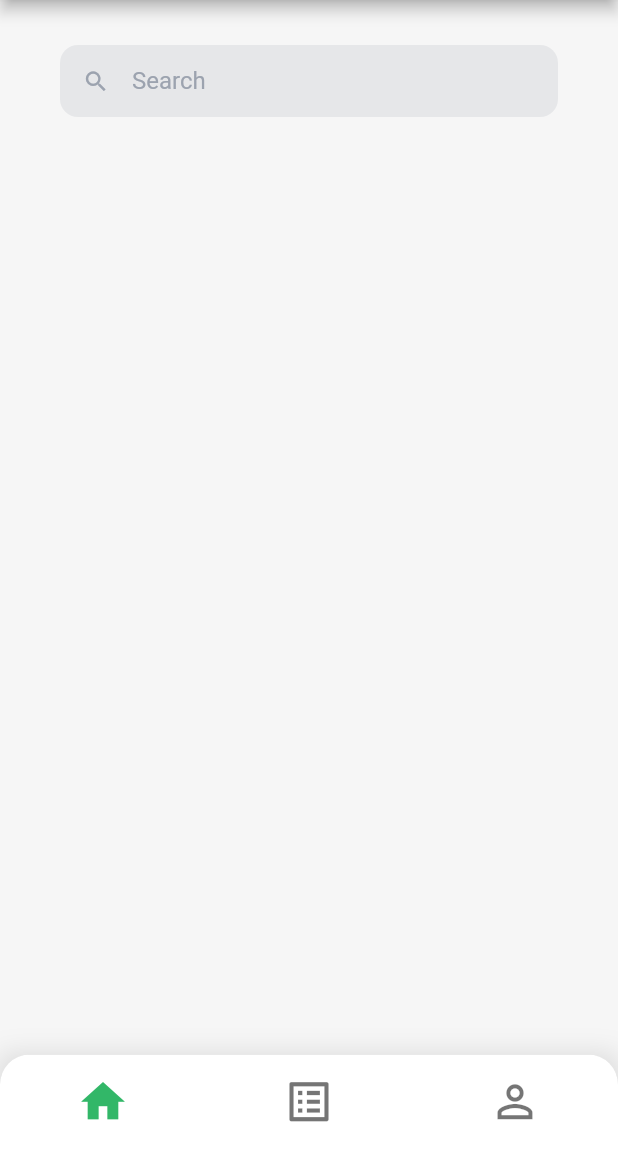
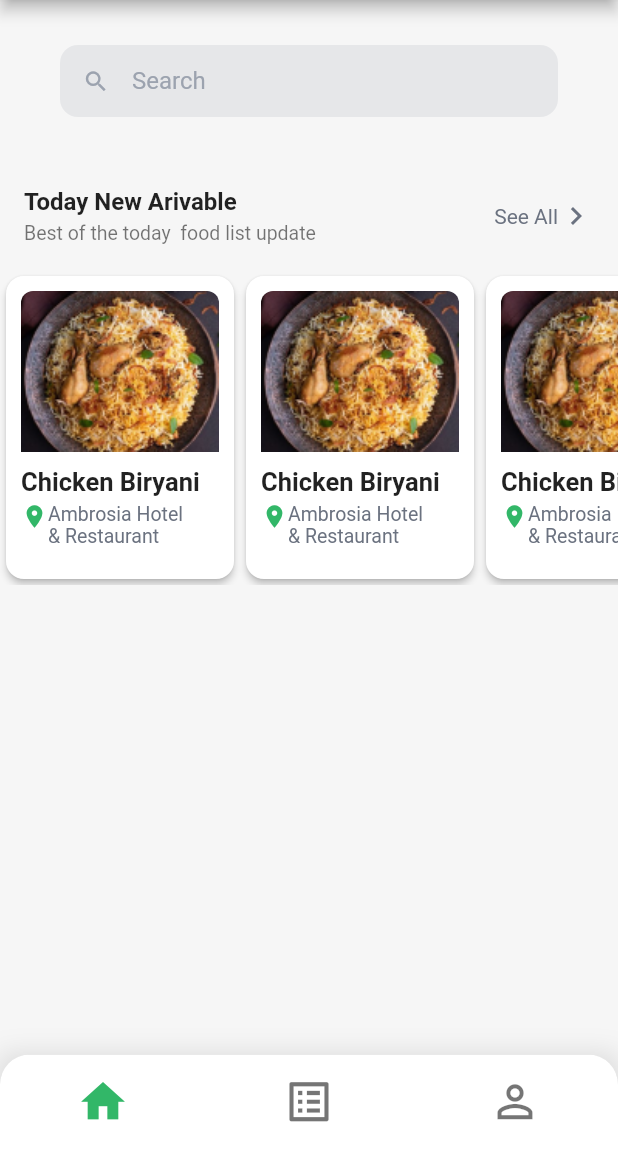
Before and after one commit to christiandionisio/pedidos-app, a Flutter app: the screen it shows after launch, on a phone screen of 412 x 824 dp, the part 84-1236 px from its top. Run offline on Flutter 3.47's test engine with Material 2 defaults, Android fonts, the phone set to English and light mode, and no system bars; our stand-ins replace introduction_screen.

Commit message:
Titulo de seccion home_page y diseño listCards

```diff
--- a/lib/main.dart
+++ b/lib/main.dart
@@ -27,7 +27,7 @@ class MyApp extends StatelessWidget {
       theme: ThemeData(
         primaryColor: PropertiesUtil.primaryColor,
         primaryColorLight: PropertiesUtil.primaryColor,
-        appBarTheme: AppBarTheme(
+        appBarTheme: const AppBarTheme(
           color: PropertiesUtil.primaryColor,
         ),
         elevatedButtonTheme: ElevatedButtonThemeData(
@@ -40,7 +40,7 @@ class MyApp extends StatelessWidget {
               primary: PropertiesUtil.primaryColor,
               backgroundColor: PropertiesUtil.primaryColorOutlined),
         ),
-        bottomNavigationBarTheme: BottomNavigationBarThemeData(
+        bottomNavigationBarTheme: const BottomNavigationBarThemeData(
           selectedItemColor: PropertiesUtil.primaryColor,
           backgroundColor: Colors.white,
         ),
--- a/lib/pages/home_page.dart
+++ b/lib/pages/home_page.dart
@@ -1,6 +1,8 @@
 import 'package:flutter/material.dart';
 import 'package:pedidos_app/ui/input_decorations.dart';
+import 'package:pedidos_app/utils/properties_util.dart';
 import 'package:pedidos_app/widgets/bottom_menu.dart';
+import 'package:pedidos_app/widgets/home_page/custom_dish_card.dart';
 
 class HomePage extends StatelessWidget {
   const HomePage({Key? key}) : super(key: key);
@@ -8,11 +10,19 @@ class HomePage extends StatelessWidget {
   @override
   Widget build(BuildContext context) {
     return Scaffold(
-      backgroundColor: Color(0xFFF6F6F6),
+      backgroundColor: const Color(0xFFF6F6F6),
       appBar: _getCustomAppBar(),
       body: Column(
         children: [
           _SearchCustomWidget(),
+
+          // Section title lable
+          _SectionTitleLabel(
+            title: 'Today New Arivable',
+            subtitle: 'Best of the today  food list update',
+          ),
+          // Lista de platos
+          _CustomListDishes(),
         ],
       ),
       bottomNavigationBar: BottomPrincipalMenu(),
@@ -38,6 +48,60 @@ class HomePage extends StatelessWidget {
   }
 }
 
+class _CustomListDishes extends StatelessWidget {
+  @override
+  Widget build(BuildContext context) {
+    return Container(
+      width: double.infinity,
+      height: 210,
+      child: ListView.builder(
+        itemCount: 10,
+        scrollDirection: Axis.horizontal,
+        itemBuilder: (context, index) {
+          return CustomDishCard();
+        },
+      ),
+    );
+  }
+}
+
+class _SectionTitleLabel extends StatelessWidget {
+  final String title;
+  final String subtitle;
+
+  const _SectionTitleLabel(
+      {Key? key, required this.title, required this.subtitle})
+      : super(key: key);
+
+  @override
+  Widget build(BuildContext context) {
+    return Container(
+      child: ListTile(
+        title: Text(
+          this.title,
+          style: TextStyle(fontSize: 16, fontWeight: FontWeight.w600),
+        ),
+        subtitle: Text(this.subtitle, style: TextStyle(fontSize: 13)),
+        trailing: GestureDetector(
+          onTap: () {
+            //TODO: redireccionar a página de sección
+            print('TAPPPP!!!');
+            print('hola');
+          },
+          child: Row(
+            mainAxisSize: MainAxisSize.min,
+            children: [
+              Text('See All',
+                  style: TextStyle(color: PropertiesUtil.listTileTrailing)),
+              Icon(Icons.chevron_right, color: PropertiesUtil.listTileTrailing),
+            ],
+          ),
+        ),
+      ),
+    );
+  }
+}
+
 class _SearchCustomWidget extends StatelessWidget {
   @override
   Widget build(BuildContext context) {
--- a/lib/utils/properties_util.dart
+++ b/lib/utils/properties_util.dart
@@ -10,6 +10,9 @@ class PropertiesUtil {
   static const Color onboardingTextBodyColor = Color(0xFF4B5563);
   static const Color unselectedTabText = Color(0xFF89909E);
 
+  // Colores para contenido HomeScreen
+  static const Color listTileTrailing = Color(0xFF6B7280);
+
   static const TextStyle titleStyle =
       TextStyle(fontSize: 26, fontWeight: FontWeight.w700);
 
--- /dev/null
+++ b/lib/widgets/home_page/custom_dish_card.dart
@@ -0,0 +1,86 @@
+import 'package:flutter/material.dart';
+import 'package:pedidos_app/utils/properties_util.dart';
+
+class CustomDishCard extends StatelessWidget {
+  @override
+  Widget build(BuildContext context) {
+    return Container(
+      width: 160,
+      child: Card(
+        shape: RoundedRectangleBorder(
+          borderRadius: BorderRadius.circular(12),
+        ),
+        elevation: 2,
+        child: Container(
+          padding: const EdgeInsets.all(10),
+          child: ClipRRect(
+            borderRadius: BorderRadius.circular(8.0),
+            child: Container(
+              child: Column(
+                crossAxisAlignment: CrossAxisAlignment.start,
+                children: [
+                  // Card Image
+                  _getCardImage(),
+                  const SizedBox(height: 10),
+
+                  // Card Title
+                  _getCardTitle(),
+                  const SizedBox(height: 4),
+
+                  // Card Subtitle
+                  _getCardSubtitle(),
+                ],
+              ),
+            ),
+          ),
+        ),
+      ),
+    );
+  }
+
+  SizedBox _getCardSubtitle() {
+    return SizedBox(
+      width: 128,
+      child: Row(
+        crossAxisAlignment: CrossAxisAlignment.start,
+        mainAxisAlignment: MainAxisAlignment.start,
+        children: const [
+          Icon(
+            Icons.location_on,
+            color: PropertiesUtil.primaryColor,
+            size: 18,
+          ),
+          SizedBox(
+            width: 95,
+            child: Text(
+              'Ambrosia Hotel & Restaurant',
+              overflow: TextOverflow.ellipsis,
+              maxLines: 2,
+              softWrap: false,
+              style: TextStyle(
+                  fontSize: 13, color: PropertiesUtil.listTileTrailing),
+            ),
+          ),
+        ],
+      ),
+    );
+  }
+
+  Text _getCardTitle() {
+    return const Text(
+      'Chicken Biryani',
+      style: TextStyle(fontSize: 17, fontWeight: FontWeight.w600),
+      overflow: TextOverflow.fade,
+      maxLines: 1,
+      softWrap: false,
+    );
+  }
+
+  Image _getCardImage() {
+    return const Image(
+      image: AssetImage('assets/home/plato.png'),
+      width: double.infinity,
+      fit: BoxFit.cover,
+    );
+  }
+}
```
Also changed, not shown: assets/home/plato.png (added).
